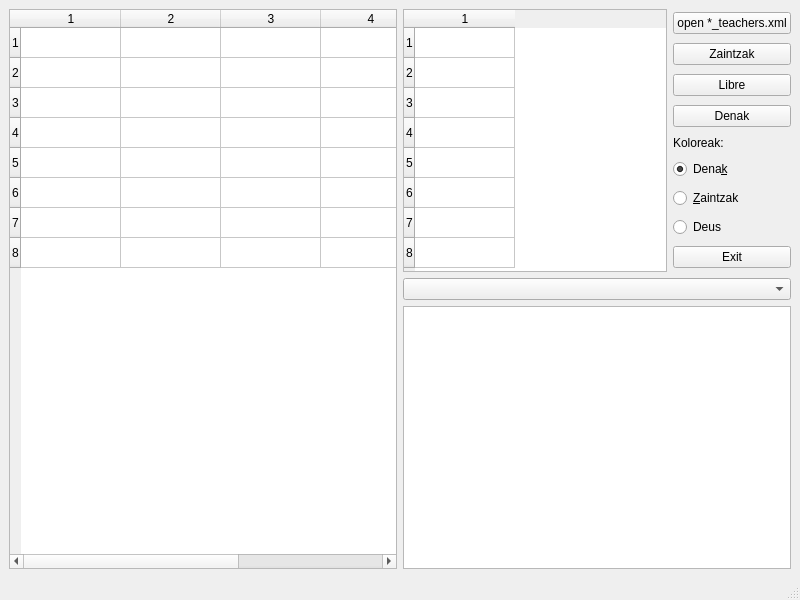
asieriko/python-fet, file BrowseTeacher/mainwindow.ui: the form before one commit.
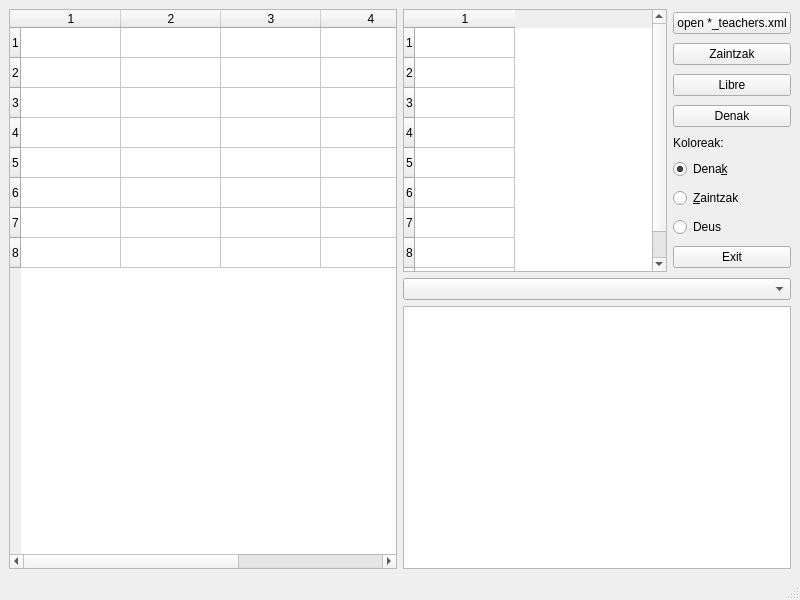
The form after the commit.

The edit to the form file:
```diff
--- a/BrowseTeacher/mainwindow.ui
+++ b/BrowseTeacher/mainwindow.ui
@@ -66,7 +66,7 @@
         <item>
          <widget class="QTableWidget" name="tableWidget_2">
           <property name="rowCount">
-           <number>8</number>
+           <number>9</number>
           </property>
           <property name="columnCount">
            <number>1</number>
@@ -79,6 +79,7 @@
           <row/>
           <row/>
           <row/>
+          <row/>
           <column/>
          </widget>
         </item>
```
